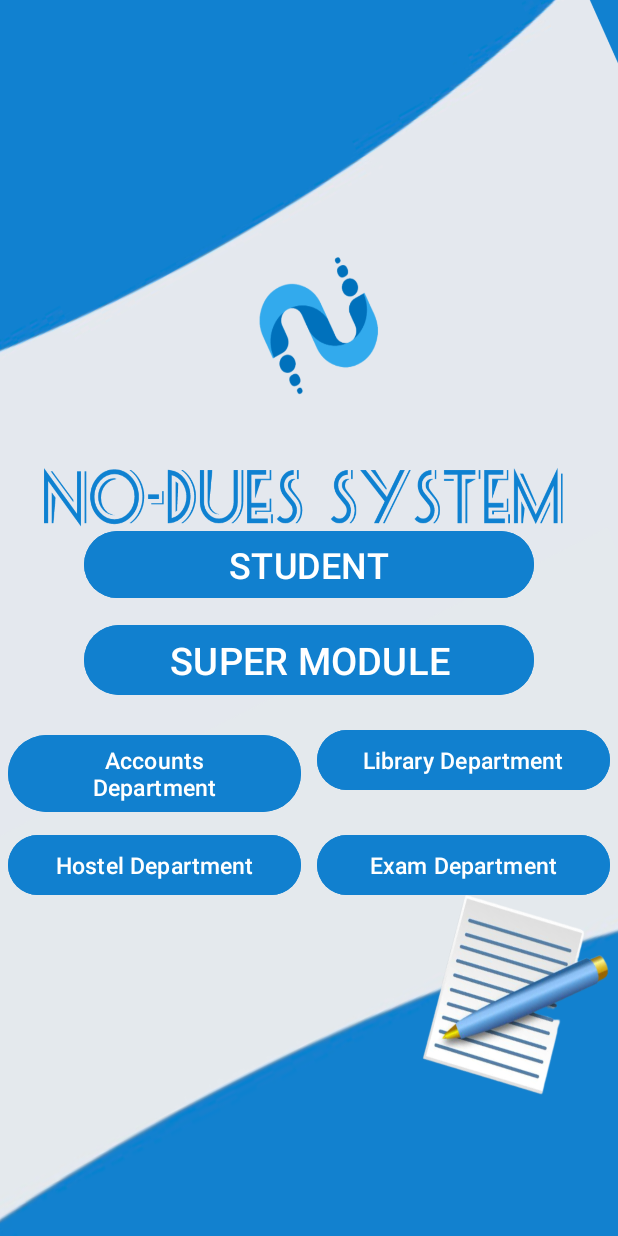
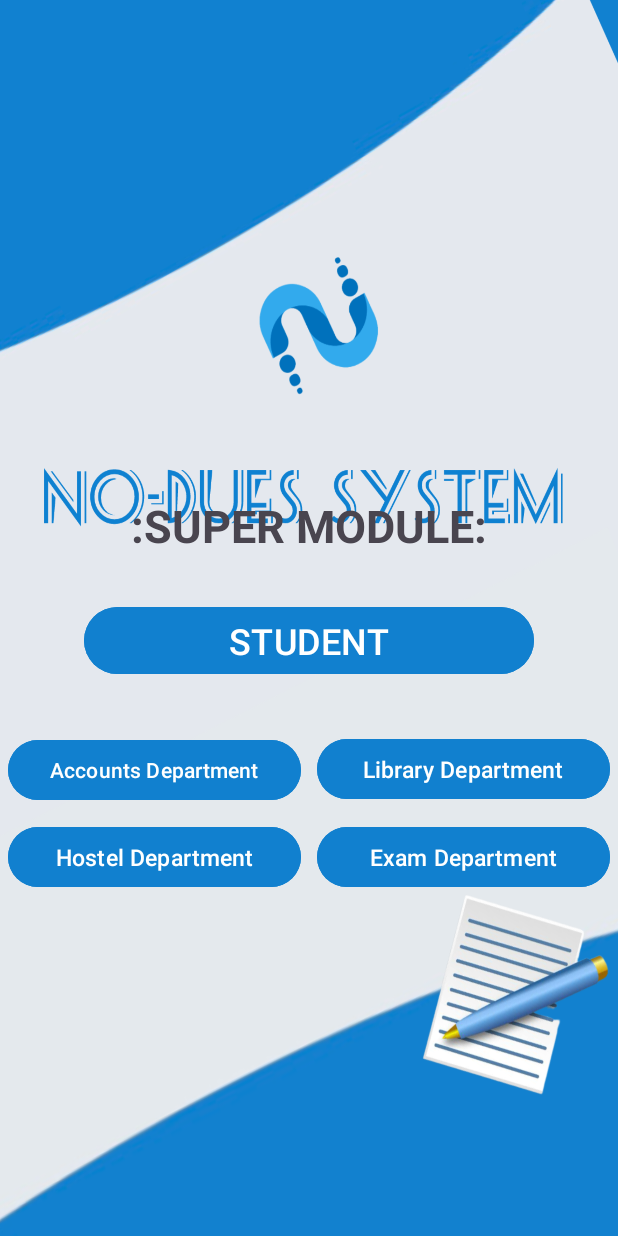
Before and after one commit to PotdarAdarsh/No-dues-sytem-Final, an Android app: the layout activity_super_module.xml on its own in the app's theme, with its tools: preview values and no code run, on a phone screen of 412 x 824 dp. Run offline under Robolectric (Android 15) with nearby library versions, the phone set to English and light mode, and no system bars.

Commit message:
All departments and Super module is completed

```diff
--- a/app/src/main/java/com/example/databaseinandroid_2/Get_started.kt
+++ b/app/src/main/java/com/example/databaseinandroid_2/Get_started.kt
@@ -17,6 +17,7 @@ class Get_started : AppCompatActivity() {
         val dept_btn_lib=findViewById<Button>(R.id.btnLibrary)
         val dept_btn_hos=findViewById<Button>(R.id.btnHostel)
         val dept_btn_exm=findViewById<Button>(R.id.btnExam)
+        val super_btn=findViewById<Button>(R.id.super_module)
         stud_btn.setOnClickListener {
 
             val intentsignup = Intent(this, MainActivity::class.java)
@@ -41,6 +42,10 @@ class Get_started : AppCompatActivity() {
             val exm_intent=Intent(this,Log_in_Exam::class.java)
             startActivity(exm_intent)
         }
+        super_btn.setOnClickListener {
+            val sup_intent=Intent(this,Sign_in_super::class.java)
+            startActivity(sup_intent)
+        }
 
     }
 }
--- a/app/src/main/res/layout/activity_get_started.xml
+++ b/app/src/main/res/layout/activity_super_module.xml
@@ -6,75 +6,48 @@
     android:layout_height="match_parent"
     android:background="@drawable/get_started"
     android:orientation="vertical"
-    tools:context=".Get_started">
+    tools:context=".Super_Module">
 
+    <TextView
+        android:id="@+id/textView"
+        android:layout_width="match_parent"
+        android:layout_height="wrap_content"
+        android:gravity="center"
+        android:textStyle="bold"
+        android:text=":SUPER MODULE:"
+        android:layout_marginTop="330dp"
+
+        android:textSize="30dp" />
 
     <Button
-        android:id="@+id/button"
+        android:id="@+id/sup_Stud"
         android:layout_width="300dp"
         android:layout_height="wrap_content"
         android:layout_gravity="center"
         android:layout_marginLeft="0dp"
-        android:layout_marginTop="350dp"
+        android:layout_marginTop="30dp"
         android:backgroundTint="#1180CF"
         android:text="STUDENT"
         android:textSize="24dp" />
-    <Button
-        android:id="@+id/super_module"
-        android:layout_width="300dp"
-        android:layout_height="wrap_content"
-        android:layout_gravity="center"
-        android:layout_marginLeft="0dp"
-        android:layout_marginTop="10dp"
-        android:backgroundTint="#1180CF"
-        android:text="SUPER MODULE"
-        android:textSize="25dp" />
 
-  <!--  <Button
-        android:id="@+id/deptACC"
-        android:layout_width="163dp"
-        android:layout_height="wrap_content"
-        android:layout_marginTop="10dp"
-        android:backgroundTint="#1180CF"
-        android:text="ACCOUNTS"
-        android:textSize="20dp" />
-
-    <Button
-        android:id="@+id/deptHOS"
-        android:layout_width="163dp"
-        android:layout_height="wrap_content"
-        android:layout_marginTop="10dp"
-        android:backgroundTint="#1180CF"
-        android:text="HOSTEL"
-        android:textSize="20dp" />
-
-    <Button
-        android:id="@+id/dept"
-        android:layout_width="163dp"
-        android:layout_height="wrap_content"
-        android:layout_marginLeft="170dp"
-        android:backgroundTint="#1180CF"
-        android:text="ACCOUNTS"
-        android:textSize="20dp" />
--->
     <LinearLayout
         android:layout_width="match_parent"
         android:layout_height="wrap_content"
         android:orientation="horizontal"
-        android:layout_marginTop="10dp">
+        android:layout_marginTop="30dp">
 
         <Button
-            android:id="@+id/btnAccounts"
+            android:id="@+id/supAccounts"
             android:layout_width="0dp"
             android:backgroundTint="#1180CF"
             android:layout_height="wrap_content"
             android:layout_weight="1"
             android:layout_margin="5dp"
-            android:textSize="15dp"
+            android:textSize="14dp"
             android:text="Accounts Department"/>
 
         <Button
-            android:id="@+id/btnLibrary"
+            android:id="@+id/supLibrary"
             android:layout_width="0dp"
             android:layout_height="wrap_content"
             android:backgroundTint="#1180CF"
@@ -91,7 +64,7 @@
         android:orientation="horizontal">
 
         <Button
-            android:id="@+id/btnHostel"
+            android:id="@+id/supHostel"
             android:layout_width="0dp"
             android:backgroundTint="#1180CF"
             android:layout_height="wrap_content"
@@ -101,7 +74,7 @@
             android:text="Hostel Department"/>
 
         <Button
-            android:id="@+id/btnExam"
+            android:id="@+id/supExam"
             android:layout_width="0dp"
             android:layout_height="wrap_content"
             android:backgroundTint="#1180CF"
```
Also changed, not shown: app/src/main/AndroidManifest.xml (+9 -0 lines), app/src/main/java/com/example/databaseinandroid_2/Sign_in_super.kt (added, +33 -0 lines), app/src/main/java/com/example/databaseinandroid_2/Super_Module.kt (added, +40 -0 lines), app/src/main/java/com/example/databaseinandroid_2/super_Students.kt (added, +24 -0 lines), app/src/main/res/layout/activity_sign_in_super.xml (added, +46 -0 lines), app/src/main/res/layout/activity_super_students.xml (added, +65 -0 lines).
